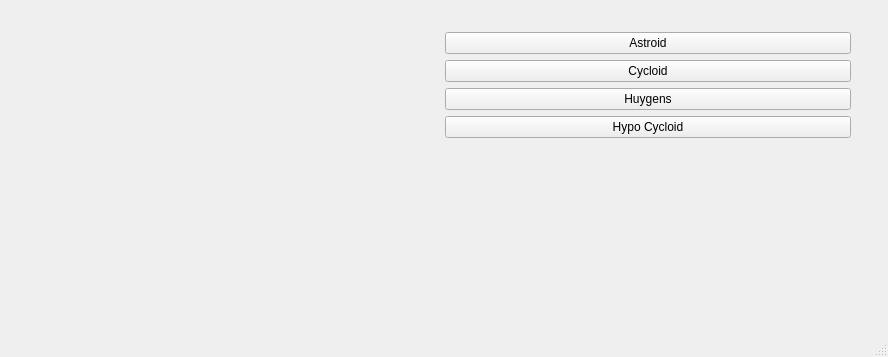
Qt form mainwindow.ui (walterzhu29/QtCurvesCpp) before a commit.
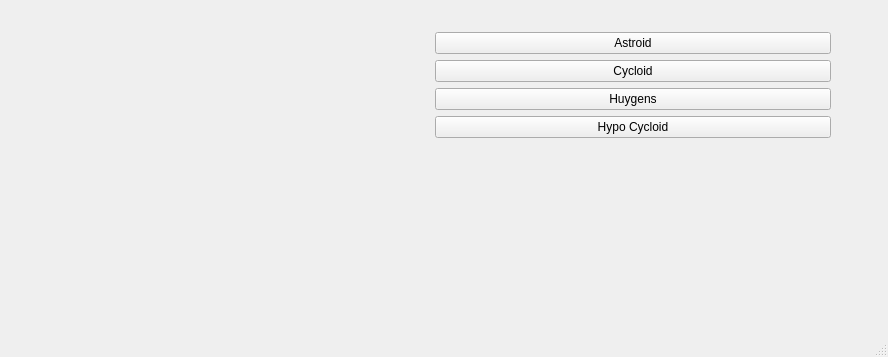
The same form after that commit. Custom widgets are drawn as their Qt base class.

```diff
--- a/mainwindow.ui
+++ b/mainwindow.ui
@@ -19,8 +19,8 @@
      <rect>
       <x>21</x>
       <y>21</y>
-      <width>841</width>
-      <height>311</height>
+      <width>821</width>
+      <height>301</height>
      </rect>
     </property>
     <layout class="QHBoxLayout" name="horizontalLayout">
```
